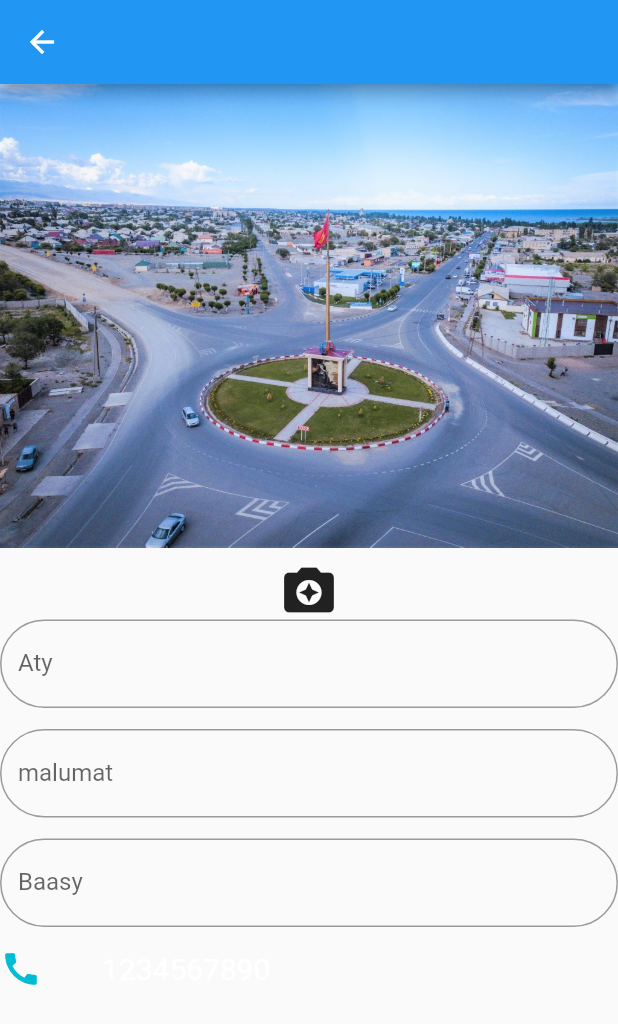
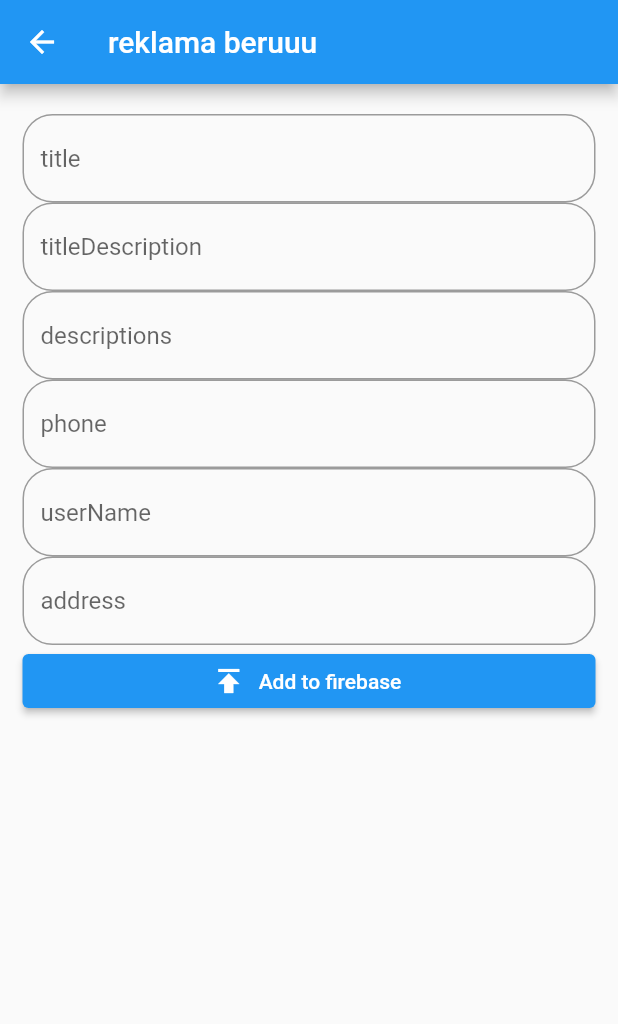
Before and after one commit to Arsen20000/Kazarman_jarnama, a Flutter app: the AdvertAddView screen opened directly, on a phone screen of 412 x 824 dp. Shown: the top 1024 px of the screen. Run offline on Flutter 3.47's test engine with Material 2 defaults, Android fonts, the phone set to English and light mode, and no system bars; our stand-ins replace firebase_core; accounts and stored records are empty.

Commit message:
three commit

```diff
--- a/lib/constants/app_text_style.dart
+++ b/lib/constants/app_text_style.dart
@@ -4,11 +4,11 @@ class AppTextStyle {
   static const TextStyle appBarTextStyles =
       TextStyle(fontSize: 22, color: Color.fromARGB(255, 250, 251, 250));
       static const TextStyle titleStyle =
-      TextStyle(fontSize: 20,);
+      TextStyle(fontSize: 15,);
       static const TextStyle priceStyle =
-      TextStyle(fontSize: 18,);
+      TextStyle(fontSize: 10,);
        static const TextStyle dataStyle =
-      TextStyle(fontSize: 10,);
+      TextStyle(fontSize: 8,);
       static const TextStyle appBarTextStyle =
       TextStyle(fontSize: 22, color: Color.fromARGB(255, 250, 251, 250));
   static const TextStyle drawerTextStyle =
--- /dev/null
+++ b/lib/models/product_model.dart
@@ -0,0 +1,65 @@
+import 'dart:convert';
+
+class Product {
+   Product({
+    required this.title,
+    this.titleDescription,
+    required this.descriptions,
+    this.price,
+    this.whatsapp,
+    required this.phone,
+    this.images,
+    required this.userName,
+    this.data,
+    this.address,
+    this.advertCategory,
+  });
+
+  final String title;
+  final String? titleDescription; //atalush
+  final String descriptions;
+  final String? price;//baasy
+  final String? whatsapp;
+  final String phone;
+  final List<dynamic>? images;
+  final String? data;
+  final String userName;
+  final String? address;
+  final String? advertCategory;
+
+
+
+  Map<String, dynamic> toMap() {
+    return   <String, dynamic>{
+      'title': title,
+      'titleDescription': titleDescription,
+      'descriptions': descriptions,
+      'whatsapp': whatsapp,
+      'phone': phone,
+      'photos': images,
+      'data': data,
+      'userName': userName,
+      'address': address,
+      'advertCategory': advertCategory
+    };
+  }
+
+  factory Product.fromMap(Map<String, dynamic> map) {
+    return Product(
+      images: List<dynamic>.from(map['photos']),
+      title: map['title'] ?? '',
+      titleDescription: map['titleDescription'],
+      descriptions: map['descriptions'] ?? '',
+      whatsapp: map['whatsapp'],
+      phone: map['phone'] ?? '',
+      data: map['data'],
+      userName: map['userName'] ?? '',
+      address: map['address'],
+      advertCategory: map['advertCategory'],
+    );
+  }
+
+  String toJson() => json.encode(toMap());
+
+  factory Product.fromJson(String source) => Product.fromMap(json.decode(source));
+}
--- a/lib/view/add_advert_view/add_advert_view.dart
+++ b/lib/view/add_advert_view/add_advert_view.dart
@@ -1,11 +1,7 @@
-import 'dart:io';
 
 import 'package:flutter/material.dart';
-import 'package:image_picker/image_picker.dart';
-import 'package:kazarman_jarnama/buttons/custom_cart.dart';
-import 'package:kazarman_jarnama/buttons/drawer_button.dart';
 
-import '../../constants/custom_text_field.dart';
+import '../main_view.dart';
 
 class AdvertAddView extends StatefulWidget {
   const AdvertAddView({super.key});
@@ -15,82 +11,50 @@ class AdvertAddView extends StatefulWidget {
 }
 
 class _AdvertAddViewState extends State<AdvertAddView> {
+  final _title = TextEditingController();
+  final _titleDescription = TextEditingController();
+  final _descriptions = TextEditingController();
+  final _phone = TextEditingController();
+  final _userName = TextEditingController();
+  final _address = TextEditingController();
   @override
-  File? _image;
-
-  Future getImage(ImageSource sourse) async {
-    final image = await ImagePicker().pickImage(source: sourse);
-    if (image == null) return;
-    final imageTemporary = File(image.path);
-
-    //   File img = File(image.path);
-    setState(() {
-      _image = imageTemporary;
-      //  Navigator.of(context).pop();
-    });
-  }
-
   Widget build(BuildContext context) {
     return Scaffold(
-      appBar: AppBar(),
-      body: ListView(children: [
-        Center(
-          child: _image != null
-              ? Image.file(
-                  _image!,
-                  width: 250,
-                  height: 300,
-                  fit: BoxFit.cover,
-                )
-              : Image.asset('assets/images/yssyk_kol.jpg'),
-        ),
-        IconButton(
-            onPressed: () => showDialog<String>(
-                  context: context,
-                  builder: (BuildContext context) => AlertDialog(
-                    title: const Text('Жарнаманын суротуy жуктоо'),
-                    content:Column(
-                      children: [
-                        TextButton(
-                            onPressed: () => getImage(ImageSource.camera),
-                            child: const Text('Камера'),
-                          ),
-                           TextButton(
-                            onPressed: () => getImage(ImageSource.gallery),
-                            child: const Text('Галеря'),
-                       ),
-                      ],
-                    ),
-                  ),
-                ),
-            icon: const Icon(Icons.camera_enhance, size: 40,),
+          appBar: AppBar(
+            title: Text('reklama beruuu'),
+          ),
+        body: ListView(
+          padding: const EdgeInsets.fromLTRB(15, 20, 15, 20),
+          children: [
+            TexttformField(
+              controller: _title,
+              hintText: 'title',
             ),
-        const CustomTextField(
-          // controller: controller.email,
-          labelText: 'Aty',
-          hinText: 'Atyn jazunuz',
-        ),
-        const SizedBox(
-          height: 14,
-        ),
-        const CustomTextField(
-          // controller: controller.email,
-          labelText: 'malumat',
-          hinText: 'kenenirek malymat',
-        ),
-        const SizedBox(
-          height: 14,
-        ),
-        const CustomTextField(
-          // controller: controller.password,
-          labelText: 'Baasy',
-          hinText: 'Bassyn jazunuz',
-        ),
-        const SizedBox(
-          height: 14,
-        ),
-        const DrawerButton(icon: Icons.call, text: '1234567890')
-      ]),
-    );
+            TexttformField(
+              controller: _titleDescription,
+              hintText: 'titleDescription',
+            ),
+            TexttformField(
+              controller: _descriptions,
+              hintText: 'descriptions',
+            ),
+            TexttformField(
+              controller: _phone,
+              hintText: 'phone',
+            ),
+            TexttformField(
+              controller: _userName,
+              hintText: 'userName',
+            ),
+            TexttformField(
+              controller: _address,
+              hintText: 'address',
+            ),
+            ElevatedButton.icon(onPressed: (){},
+            icon:const Icon(Icons.publish),
+            label:const Text('Add to firebase')
+            )
+          ],
+        ));
   }
 }
--- a/lib/view/main_view.dart
+++ b/lib/view/main_view.dart
@@ -1,9 +1,8 @@
 import 'package:flutter/material.dart';
-import 'package:kazarman_jarnama/constants/app_text_style.dart';
-import 'package:kazarman_jarnama/view/login_view/login_view.dart';
-
+import '../buttons/advert_inkwell.dart';
 import '../constants/app_text.dart';
 import 'drawer_view/drawer_view.dart';
+import 'login_view/login_view.dart';
 
 class MainView extends StatefulWidget {
   const MainView({super.key});
@@ -13,6 +12,12 @@ class MainView extends StatefulWidget {
 }
 
 class _MainViewState extends State<MainView> {
+  final _title = TextEditingController();
+  final _titleDescription = TextEditingController();
+  final _descriptions = TextEditingController();
+  final _phone = TextEditingController();
+  final _userName = TextEditingController();
+  final _address = TextEditingController();
   @override
   Widget build(BuildContext context) {
     return Scaffold(
@@ -28,60 +33,147 @@ class _MainViewState extends State<MainView> {
               icon: const Icon(Icons.add)),
         ]),
         drawer: const DrawerDrawer(),
-      body: Padding(
-        padding:
-            const EdgeInsets.only(left: 10, right: 10, top: 10, bottom: 10),
-        child: ListView(
-          children: const [
+        body: ListView(
+          padding: const EdgeInsets.fromLTRB(15, 20, 15, 20),
+          children:const [
             AdvertListInkWell(
                 title: AppText.title, price: AppText.price, data: AppText.data),
+                SizedBox(height: 12,),
             AdvertListInkWell(
                 title: AppText.title, price: AppText.price, data: AppText.data),
+                SizedBox(height: 12,),
             AdvertListInkWell(
                 title: AppText.title, price: AppText.price, data: AppText.data),
+                SizedBox(height: 12,),
             AdvertListInkWell(
                 title: AppText.title, price: AppText.price, data: AppText.data),
-          ],
-        ),
-      ),
+//
+          ]
+        ));
+  }
+}
+
+class TexttformField extends StatelessWidget {
+  const TexttformField({
+    Key? key,
+    this.hintText,
+    this.controller,
+    this.maxLines,
+    this.onTap,
+  }) : super(key: key);
+
+  final String? hintText;
+  final TextEditingController? controller;
+  final int? maxLines;
+  final void Function()? onTap;
+  @override
+  Widget build(BuildContext context) {
+    return TextFormField(
+      controller: controller,
+      maxLines: maxLines,
+      onTap: onTap,
+      decoration: InputDecoration(
+          hintText: hintText,
+          border: const OutlineInputBorder(
+              borderRadius: BorderRadius.all(Radius.circular(20)))),
     );
   }
 }
 
-class AdvertListInkWell extends StatelessWidget {
-  const AdvertListInkWell({
-    required this.title,
-    this.price,
-    required this.data,
-    Key? key,
-  }) : super(key: key);
+//  Padding(
+//         padding:
+//             const EdgeInsets.only(left: 10, right: 10, top: 10, bottom: 10),
+//         child: ListView(
+//           children: const [
+//             AdvertListInkWell(
+//                 title: AppText.title, price: AppText.price, data: AppText.data),
+//                 SizedBox(height: 12,),
+//             AdvertListInkWell(
+//                 title: AppText.title, price: AppText.price, data: AppText.data),
+//                 SizedBox(height: 12,),
+//             AdvertListInkWell(
+//                 title: AppText.title, price: AppText.price, data: AppText.data),
+//                 SizedBox(height: 12,),
+//             AdvertListInkWell(
+//                 title: AppText.title, price: AppText.price, data: AppText.data),
+//           ],
+//         ),
+//       ),
 
-  final String title;
-  final String? price;
-  final String data;
-  @override
-  Widget build(BuildContext context) {
-    return InkWell(
-      onTap: () {},
-      splashColor: const Color.fromARGB(255, 242, 0, 0),
-      child: Column(
-        crossAxisAlignment: CrossAxisAlignment.start,
-        children: [
-          ClipRRect(
-            borderRadius: BorderRadius.circular(20),
-            child: Image.asset('assets/images/toyota_200.jpg'),
-          ),
-          Row(
-            children: [
-              Text(title, style: AppTextStyle.titleStyle),
-              // const Icon(Icons.favorite, size: 20, color:Colors.red),
-            ],
-          ),
-          Text(price!, style: AppTextStyle.priceStyle),
-          const SizedBox(width: 30),
-          Text(data, style: AppTextStyle.dataStyle),
-        ],
-      ),
-    );
-  }
-}
+// body:GridView.count(
+//   primary: false,
+//   padding: const EdgeInsets.all(20),
+//   crossAxisSpacing: 10,
+//   mainAxisSpacing: 10,
+//   crossAxisCount: 2,
+//   children: <Widget>[
+//     Container(
+//       // padding: const EdgeInsets.all(3),
+//       // color: AppColors.backgroundColor,
+//       child: Column(
+//         children: [
+//           AdvertListInkWell(
+//               title: AppText.title, price: AppText.price, data: AppText.data),
+//         ],
+//       ),
+//     ),
+//     Container(
+//       // padding: const EdgeInsets.all(3),
+//     //  color: AppColors.backgroundColor,
+//       child:  Column(
+//         children: [
+//           AdvertListInkWell(
+//               title: AppText.title, price: AppText.price, data: AppText.data),
+//         ],
+//       ),
+//     ),
+//     Container(
+//       // padding: const EdgeInsets.all(3),
+//       // color: AppColors.backgroundColor,
+//       child:  Column(
+//         children:const [
+//           AdvertListInkWell(
+//               title: AppText.title, price: AppText.price, data: AppText.data),
+//         ],
+//       ),
+//     ),
+//     Container(
+//       // padding: const EdgeInsets.all(3),
+//     //  color: AppColors.backgroundColor,
+//       child:  Column(
+//         children:const [
+//           AdvertListInkWell(
+//               title: AppText.title, price: AppText.price, data: AppText.data),
+//         ],
+//       ),
+//     ),
+//     Container(
+//       // padding: const EdgeInsets.all(0),
+//     //  color: AppColors.backgroundColor,
+//       child:  Column(
+//         children: [
+//           AdvertListInkWell(
+//               title: AppText.title, price: AppText.price, data: AppText.data),
+//         ],
+//       ),
+//     ),
+//     Container(
+//       // padding: const EdgeInsets.all(0),
+//       // color: AppColors.backgroundColor,
+//       child:  Column(
+//         children: [
+//           AdvertListInkWell(
+//               title: AppText.title, price: AppText.price, data: AppText.data),
+//         ],
+//       ),
+//     ),
+//     Container(
+//       // padding: const EdgeInsets.all(0),
+//       // color: AppColors.backgroundColor,
+//       child:  Column(
+//         children: [
+//           AdvertListInkWell(
+//               title: AppText.title, price: AppText.price, data: AppText.data),
+//         ],
+//       ),
+//     ),
--- a/pubspec.yaml
+++ b/pubspec.yaml
@@ -16,6 +16,7 @@ dependencies:
   image_picker: ^0.8.6+1
   firebase_core: ^2.4.1
   path_provider: ^2.0.12
+  cloud_firestore: ^4.3.1
 
 dev_dependencies:
   flutter_test:
```
Also changed, not shown: lib/buttons/advert_inkwell.dart (added, +44 -0 lines), lib/constants/color.dart (added, +11 -0 lines), lib/models/advert_model.dart (deleted, +0 -37 lines), lib/view/login_view/login_view.dart (+7 -13 lines), pubspec.lock, 2 other files. Lines whose indentation alone changed are shown as unchanged.
